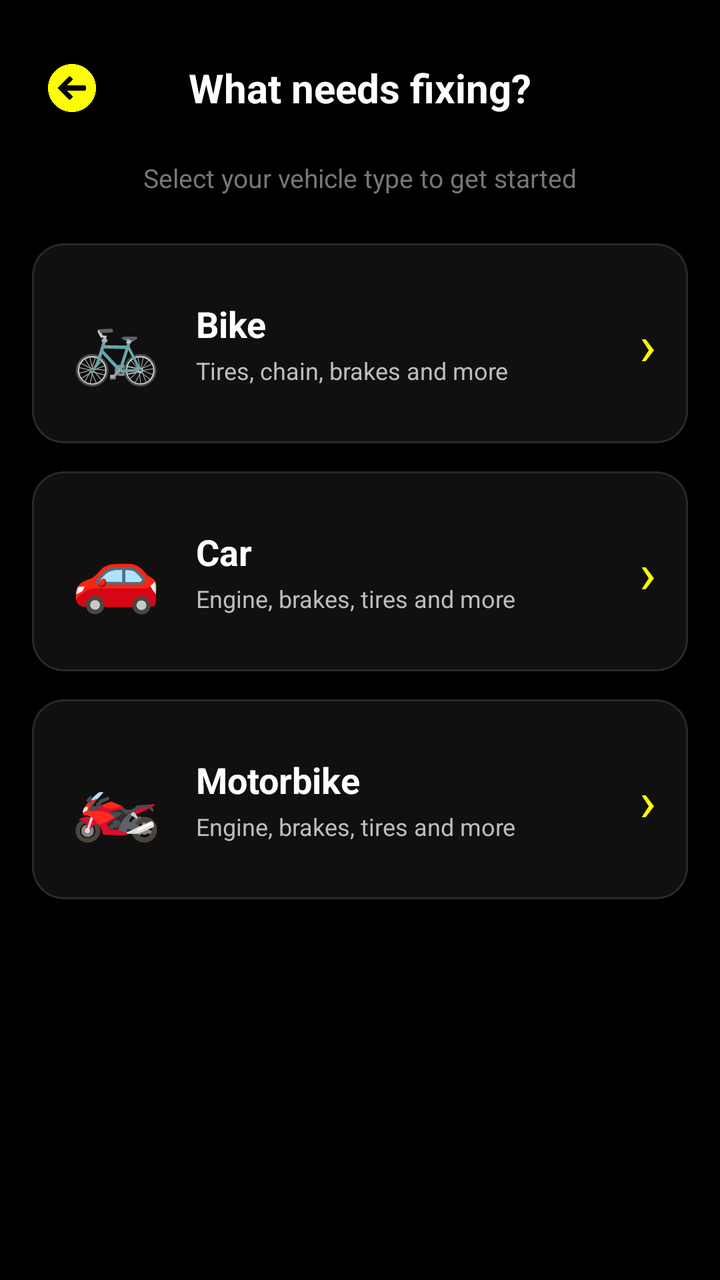
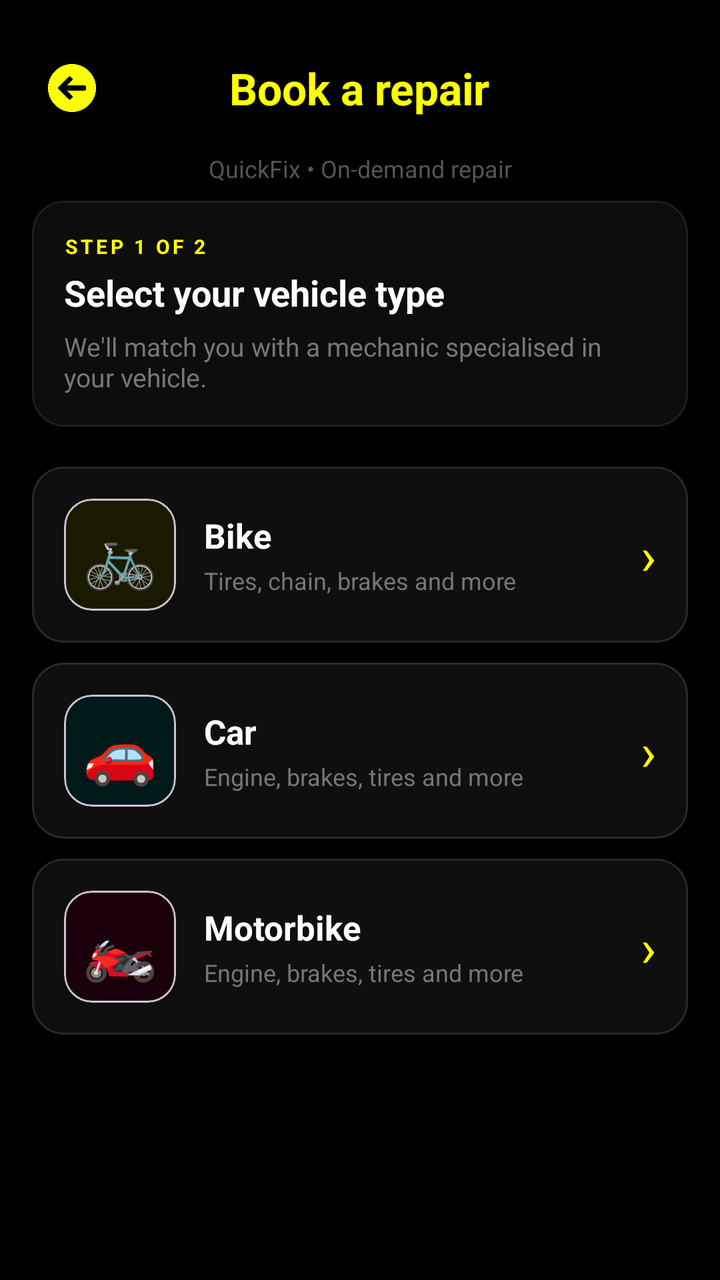

Screens rendered from an Android XML layout before and after an edit, with the pre-edit source and the edit as a unified diff.
<!-- AndroidManifest.xml: application theme Theme.MyApplication -->
<!-- res/layout/fragment_vehicle_picker.xml -->
<?xml version="1.0" encoding="utf-8"?>
<ScrollView xmlns:android="http://schemas.android.com/apk/res/android"
    xmlns:app="http://schemas.android.com/apk/res-auto"
    android:layout_width="match_parent"
    android:layout_height="match_parent"
    android:background="#000000"
    android:fillViewport="true">

    <LinearLayout
        android:layout_width="match_parent"
        android:layout_height="wrap_content"
        android:orientation="vertical"
        android:padding="16dp">

        
        <FrameLayout
            android:layout_width="match_parent"
            android:layout_height="56dp"
            android:layout_marginBottom="8dp">

            <ImageButton
                android:id="@+id/btnBackVehiclePicker"
                android:layout_width="40dp"
                android:layout_height="40dp"
                android:layout_gravity="start|center_vertical"
                android:src="@drawable/back"
                android:background="@android:color/transparent"
                android:padding="8dp"
                android:scaleType="centerInside"
                app:tint="#FFFF00"
                android:contentDescription="Back" />

            <TextView
                android:layout_width="wrap_content"
                android:layout_height="wrap_content"
                android:layout_gravity="center"
                android:text="What needs fixing?"
                android:textStyle="bold"
                android:textSize="20sp"
                android:textColor="#FFFFFF" />
        </FrameLayout>

        <TextView
            android:layout_width="match_parent"
            android:layout_height="wrap_content"
            android:layout_marginBottom="24dp"
            android:text="Select your vehicle type to get started"
            android:textSize="13sp"
            android:textColor="#777777"
            android:gravity="center" />

        
        <com.google.android.material.card.MaterialCardView
            android:id="@+id/cardBike"
            android:layout_width="match_parent"
            android:layout_height="100dp"
            android:layout_marginBottom="14dp"
            android:clickable="true"
            android:focusable="true"
            app:cardCornerRadius="16dp"
            app:cardElevation="0dp"
            app:strokeColor="#2A2A2A"
            app:strokeWidth="1dp"
            app:cardBackgroundColor="#101010"
            app:rippleColor="#33FFFF00">

            <LinearLayout
                android:layout_width="match_parent"
                android:layout_height="match_parent"
                android:orientation="horizontal"
                android:padding="16dp"
                android:gravity="center_vertical">

                <TextView
                    android:layout_width="52dp"
                    android:layout_height="52dp"
                    android:text="🚲"
                    android:textSize="36sp"
                    android:gravity="center" />

                <LinearLayout
                    android:layout_width="0dp"
                    android:layout_height="wrap_content"
                    android:layout_weight="1"
                    android:layout_marginStart="14dp"
                    android:orientation="vertical">

                    <TextView
                        android:layout_width="wrap_content"
                        android:layout_height="wrap_content"
                        android:text="Bike"
                        android:textStyle="bold"
                        android:textSize="18sp"
                        android:textColor="#FFFFFF" />

                    <TextView
                        android:layout_width="wrap_content"
                        android:layout_height="wrap_content"
                        android:layout_marginTop="3dp"
                        android:text="Tires, chain, brakes and more"
                        android:textSize="12sp"
                        android:textColor="#BDBDBD" />
                </LinearLayout>

                <TextView
                    android:layout_width="wrap_content"
                    android:layout_height="wrap_content"
                    android:text="›"
                    android:textSize="28sp"
                    android:textColor="#FFFF00" />
            </LinearLayout>
        </com.google.android.material.card.MaterialCardView>

        
        <com.google.android.material.card.MaterialCardView
            android:id="@+id/cardCar"
            android:layout_width="match_parent"
            android:layout_height="100dp"
            android:layout_marginBottom="14dp"
            android:clickable="true"
            android:focusable="true"
            app:cardCornerRadius="16dp"
            app:cardElevation="0dp"
            app:strokeColor="#2A2A2A"
            app:strokeWidth="1dp"
            app:cardBackgroundColor="#101010"
            app:rippleColor="#33FFFF00">

            <LinearLayout
                android:layout_width="match_parent"
                android:layout_height="match_parent"
                android:orientation="horizontal"
                android:padding="16dp"
                android:gravity="center_vertical">

                <TextView
                    android:layout_width="52dp"
                    android:layout_height="52dp"
                    android:text="🚗"
                    android:textSize="36sp"
                    android:gravity="center" />

                <LinearLayout
                    android:layout_width="0dp"
                    android:layout_height="wrap_content"
                    android:layout_weight="1"
                    android:layout_marginStart="14dp"
                    android:orientation="vertical">

                    <TextView
                        android:layout_width="wrap_content"
                        android:layout_height="wrap_content"
                        android:text="Car"
                        android:textStyle="bold"
                        android:textSize="18sp"
                        android:textColor="#FFFFFF" />

                    <TextView
                        android:layout_width="wrap_content"
                        android:layout_height="wrap_content"
                        android:layout_marginTop="3dp"
                        android:text="Engine, brakes, tires and more"
                        android:textSize="12sp"
                        android:textColor="#BDBDBD" />
                </LinearLayout>

                <TextView
                    android:layout_width="wrap_content"
                    android:layout_height="wrap_content"
                    android:text="›"
                    android:textSize="28sp"
                    android:textColor="#FFFF00" />
            </LinearLayout>
        </com.google.android.material.card.MaterialCardView>

        
        <com.google.android.material.card.MaterialCardView
            android:id="@+id/cardMotorbike"
            android:layout_width="match_parent"
            android:layout_height="100dp"
            android:layout_marginBottom="14dp"
            android:clickable="true"
            android:focusable="true"
            app:cardCornerRadius="16dp"
            app:cardElevation="0dp"
            app:strokeColor="#2A2A2A"
            app:strokeWidth="1dp"
            app:cardBackgroundColor="#101010"
            app:rippleColor="#33FFFF00">

            <LinearLayout
                android:layout_width="match_parent"
                android:layout_height="match_parent"
                android:orientation="horizontal"
                android:padding="16dp"
                android:gravity="center_vertical">

                <TextView
                    android:layout_width="52dp"
                    android:layout_height="52dp"
                    android:text="🏍️"
                    android:textSize="36sp"
                    android:gravity="center" />

                <LinearLayout
                    android:layout_width="0dp"
                    android:layout_height="wrap_content"
                    android:layout_weight="1"
                    android:layout_marginStart="14dp"
                    android:orientation="vertical">

                    <TextView
                        android:layout_width="wrap_content"
                        android:layout_height="wrap_content"
                        android:text="Motorbike"
                        android:textStyle="bold"
                        android:textSize="18sp"
                        android:textColor="#FFFFFF" />

                    <TextView
                        android:layout_width="wrap_content"
                        android:layout_height="wrap_content"
                        android:layout_marginTop="3dp"
                        android:text="Engine, brakes, tires and more"
                        android:textSize="12sp"
                        android:textColor="#BDBDBD" />
                </LinearLayout>

                <TextView
                    android:layout_width="wrap_content"
                    android:layout_height="wrap_content"
                    android:text="›"
                    android:textSize="28sp"
                    android:textColor="#FFFF00" />
            </LinearLayout>
        </com.google.android.material.card.MaterialCardView>

        <View
            android:layout_width="match_parent"
            android:layout_height="24dp" />

    </LinearLayout>
</ScrollView>
<!-- resources referenced by this layout -->
<resources>
  <!-- drawable back: png bitmap (drawable, 16188 bytes) -->
  <style name="Theme.MyApplication" parent="Base.Theme.MyApplication" />
  <style name="Base.Theme.MyApplication" parent="Theme.Material3.DayNight.NoActionBar">
          <item name="android:statusBarColor">#000000</item>
          <item name="android:navigationBarColor">#101010</item>
  
          <item name="android:windowLightStatusBar">false</item>
  
          <item name="android:windowLightNavigationBar" tools:targetApi="27">false</item>
      </style>
</resources>

<!-- the commit's change to res/layout/fragment_vehicle_picker.xml (unified diff, before → after) -->
@@ -16,7 +16,7 @@
         <FrameLayout
             android:layout_width="match_parent"
             android:layout_height="56dp"
-            android:layout_marginBottom="8dp">
+            android:layout_marginBottom="4dp">
 
             <ImageButton
                 android:id="@+id/btnBackVehiclePicker"
@@ -34,49 +34,103 @@
                 android:layout_width="wrap_content"
                 android:layout_height="wrap_content"
                 android:layout_gravity="center"
-                android:text="What needs fixing?"
+                android:text="Book a repair"
                 android:textStyle="bold"
-                android:textSize="20sp"
-                android:textColor="#FFFFFF" />
+                android:textSize="22sp"
+                android:textColor="#FFFF00" />
         </FrameLayout>
 
         <TextView
             android:layout_width="match_parent"
             android:layout_height="wrap_content"
-            android:layout_marginBottom="24dp"
-            android:text="Select your vehicle type to get started"
-            android:textSize="13sp"
-            android:textColor="#777777"
+            android:layout_marginBottom="8dp"
+            android:text="QuickFix • On-demand repair"
+            android:textSize="12sp"
+            android:textColor="#555555"
             android:gravity="center" />
+
+        
+        <com.google.android.material.card.MaterialCardView
+            android:layout_width="match_parent"
+            android:layout_height="wrap_content"
+            android:layout_marginBottom="20dp"
+            app:cardCornerRadius="16dp"
+            app:cardElevation="0dp"
+            app:strokeColor="#1E1E1E"
+            app:strokeWidth="1dp"
+            app:cardBackgroundColor="#0D0D0D">
+
+            <LinearLayout
+                android:layout_width="match_parent"
+                android:layout_height="wrap_content"
+                android:orientation="vertical"
+                android:padding="16dp">
+
+                <TextView
+                    android:layout_width="wrap_content"
+                    android:layout_height="wrap_content"
+                    android:text="STEP 1 OF 2"
+                    android:textColor="#FFFF00"
+                    android:textSize="10sp"
+                    android:textStyle="bold"
+                    android:letterSpacing="0.15" />
+
+                <TextView
+                    android:layout_width="wrap_content"
+                    android:layout_height="wrap_content"
+                    android:layout_marginTop="4dp"
+                    android:text="Select your vehicle type"
+                    android:textColor="#FFFFFF"
+                    android:textStyle="bold"
+                    android:textSize="18sp" />
+
+                <TextView
+                    android:layout_width="match_parent"
+                    android:layout_height="wrap_content"
+                    android:layout_marginTop="6dp"
+                    android:text="We'll match you with a mechanic specialised in your vehicle."
+                    android:textSize="13sp"
+                    android:textColor="#777777" />
+            </LinearLayout>
+        </com.google.android.material.card.MaterialCardView>
 
         
         <com.google.android.material.card.MaterialCardView
             android:id="@+id/cardBike"
             android:layout_width="match_parent"
-            android:layout_height="100dp"
-            android:layout_marginBottom="14dp"
+            android:layout_height="wrap_content"
+            android:layout_marginBottom="10dp"
             android:clickable="true"
             android:focusable="true"
             app:cardCornerRadius="16dp"
             app:cardElevation="0dp"
             app:strokeColor="#2A2A2A"
             app:strokeWidth="1dp"
-            app:cardBackgroundColor="#101010"
+            app:cardBackgroundColor="#0F0F0F"
             app:rippleColor="#33FFFF00">
 
             <LinearLayout
                 android:layout_width="match_parent"
-                android:layout_height="match_parent"
+                android:layout_height="wrap_content"
                 android:orientation="horizontal"
                 android:padding="16dp"
                 android:gravity="center_vertical">
 
-                <TextView
-                    android:layout_width="52dp"
-                    android:layout_height="52dp"
-                    android:text="🚲"
-                    android:textSize="36sp"
-                    android:gravity="center" />
+                
+                <com.google.android.material.card.MaterialCardView
+                    android:layout_width="56dp"
+                    android:layout_height="56dp"
+                    app:cardCornerRadius="14dp"
+                    app:cardElevation="0dp"
+                    app:cardBackgroundColor="#1A1A00">
+
+                    <TextView
+                        android:layout_width="match_parent"
+                        android:layout_height="match_parent"
+                        android:text="🚲"
+                        android:textSize="30sp"
+                        android:gravity="center" />
+                </com.google.android.material.card.MaterialCardView>
 
                 <LinearLayout
                     android:layout_width="0dp"
@@ -90,7 +144,7 @@
                         android:layout_height="wrap_content"
                         android:text="Bike"
                         android:textStyle="bold"
-                        android:textSize="18sp"
+                        android:textSize="17sp"
                         android:textColor="#FFFFFF" />
 
                     <TextView
@@ -99,15 +153,16 @@
                         android:layout_marginTop="3dp"
                         android:text="Tires, chain, brakes and more"
                         android:textSize="12sp"
-                        android:textColor="#BDBDBD" />
+                        android:textColor="#777777" />
                 </LinearLayout>
 
                 <TextView
                     android:layout_width="wrap_content"
                     android:layout_height="wrap_content"
                     android:text="›"
-                    android:textSize="28sp"
-                    android:textColor="#FFFF00" />
+                    android:textSize="26sp"
+                    android:textColor="#FFFF00"
+                    android:paddingStart="8dp" />
             </LinearLayout>
         </com.google.android.material.card.MaterialCardView>
 
@@ -115,30 +170,38 @@
         <com.google.android.material.card.MaterialCardView
             android:id="@+id/cardCar"
             android:layout_width="match_parent"
-            android:layout_height="100dp"
-            android:layout_marginBottom="14dp"
+            android:layout_height="wrap_content"
+            android:layout_marginBottom="10dp"
             android:clickable="true"
             android:focusable="true"
             app:cardCornerRadius="16dp"
             app:cardElevation="0dp"
             app:strokeColor="#2A2A2A"
             app:strokeWidth="1dp"
-            app:cardBackgroundColor="#101010"
+            app:cardBackgroundColor="#0F0F0F"
             app:rippleColor="#33FFFF00">
 
             <LinearLayout
                 android:layout_width="match_parent"
-                android:layout_height="match_parent"
+                android:layout_height="wrap_content"
                 android:orientation="horizontal"
                 android:padding="16dp"
                 android:gravity="center_vertical">
 
-                <TextView
-                    android:layout_width="52dp"
-                    android:layout_height="52dp"
-                    android:text="🚗"
-                    android:textSize="36sp"
-                    android:gravity="center" />
+                <com.google.android.material.card.MaterialCardView
+                    android:layout_width="56dp"
+                    android:layout_height="56dp"
+                    app:cardCornerRadius="14dp"
+                    app:cardElevation="0dp"
+                    app:cardBackgroundColor="#001A1A">
+
+                    <TextView
+                        android:layout_width="match_parent"
+                        android:layout_height="match_parent"
+                        android:text="🚗"
+                        android:textSize="30sp"
+                        android:gravity="center" />
+                </com.google.android.material.card.MaterialCardView>
 
                 <LinearLayout
                     android:layout_width="0dp"
@@ -152,7 +215,7 @@
                         android:layout_height="wrap_content"
                         android:text="Car"
                         android:textStyle="bold"
-                        android:textSize="18sp"
+                        android:textSize="17sp"
                         android:textColor="#FFFFFF" />
 
                     <TextView
@@ -161,15 +224,16 @@
                         android:layout_marginTop="3dp"
                         android:text="Engine, brakes, tires and more"
                         android:textSize="12sp"
-                        android:textColor="#BDBDBD" />
+                        android:textColor="#777777" />
                 </LinearLayout>
 
                 <TextView
                     android:layout_width="wrap_content"
                     android:layout_height="wrap_content"
                     android:text="›"
-                    android:textSize="28sp"
-                    android:textColor="#FFFF00" />
+                    android:textSize="26sp"
+                    android:textColor="#FFFF00"
+                    android:paddingStart="8dp" />
             </LinearLayout>
         </com.google.android.material.card.MaterialCardView>
 
@@ -177,30 +241,38 @@
         <com.google.android.material.card.MaterialCardView
             android:id="@+id/cardMotorbike"
             android:layout_width="match_parent"
-            android:layout_height="100dp"
-            android:layout_marginBottom="14dp"
+            android:layout_height="wrap_content"
+            android:layout_marginBottom="10dp"
             android:clickable="true"
             android:focusable="true"
             app:cardCornerRadius="16dp"
             app:cardElevation="0dp"
             app:strokeColor="#2A2A2A"
             app:strokeWidth="1dp"
-            app:cardBackgroundColor="#101010"
+            app:cardBackgroundColor="#0F0F0F"
             app:rippleColor="#33FFFF00">
 
             <LinearLayout
                 android:layout_width="match_parent"
-                android:layout_height="match_parent"
+                android:layout_height="wrap_content"
                 android:orientation="horizontal"
                 android:padding="16dp"
                 android:gravity="center_vertical">
 
-                <TextView
-                    android:layout_width="52dp"
-                    android:layout_height="52dp"
-                    android:text="🏍️"
-                    android:textSize="36sp"
-                    android:gravity="center" />
+                <com.google.android.material.card.MaterialCardView
+                    android:layout_width="56dp"
+                    android:layout_height="56dp"
+                    app:cardCornerRadius="14dp"
+                    app:cardElevation="0dp"
+                    app:cardBackgroundColor="#1A000A">
+
+                    <TextView
+                        android:layout_width="match_parent"
+                        android:layout_height="match_parent"
+                        android:text="🏍️"
+                        android:textSize="30sp"
+                        android:gravity="center" />
+                </com.google.android.material.card.MaterialCardView>
 
                 <LinearLayout
                     android:layout_width="0dp"
@@ -214,7 +286,7 @@
                         android:layout_height="wrap_content"
                         android:text="Motorbike"
                         android:textStyle="bold"
-                        android:textSize="18sp"
+                        android:textSize="17sp"
                         android:textColor="#FFFFFF" />
 
                     <TextView
@@ -223,15 +295,16 @@
                         android:layout_marginTop="3dp"
                         android:text="Engine, brakes, tires and more"
                         android:textSize="12sp"
-                        android:textColor="#BDBDBD" />
+                        android:textColor="#777777" />
                 </LinearLayout>
 
                 <TextView
                     android:layout_width="wrap_content"
                     android:layout_height="wrap_content"
                     android:text="›"
-                    android:textSize="28sp"
-                    android:textColor="#FFFF00" />
+                    android:textSize="26sp"
+                    android:textColor="#FFFF00"
+                    android:paddingStart="8dp" />
             </LinearLayout>
         </com.google.android.material.card.MaterialCardView>
 
